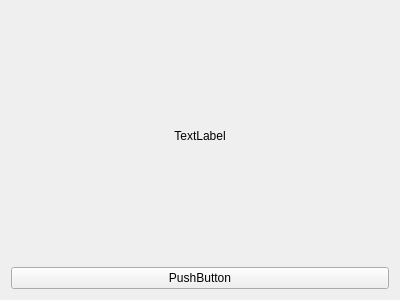
Old version of the form src/timerwidget.ui in the repository HarryDC/qmato.
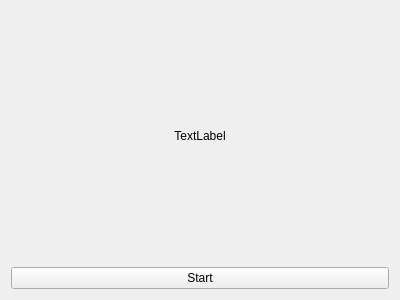
New version of the form.

The edit to the form file:
```diff
--- a/src/timerwidget.ui
+++ b/src/timerwidget.ui
@@ -27,7 +27,7 @@
    <item>
     <widget class="QPushButton" name="startButton">
      <property name="text">
-      <string>PushButton</string>
+      <string>Start</string>
      </property>
     </widget>
    </item>
```
